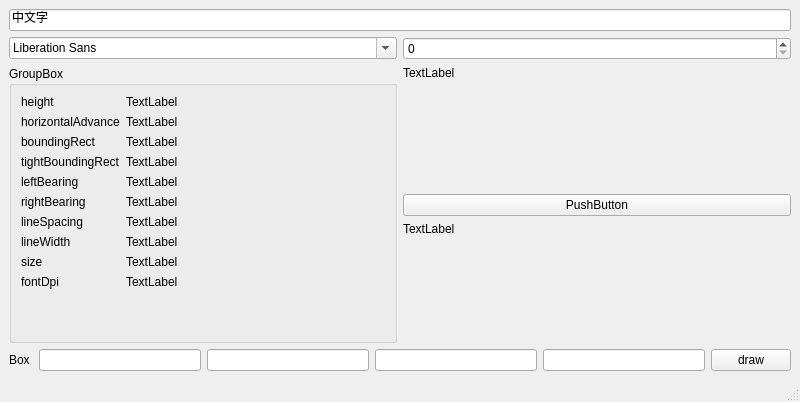
pablo-new17/sutra_picture, file MainWindow.ui: the form before one commit.
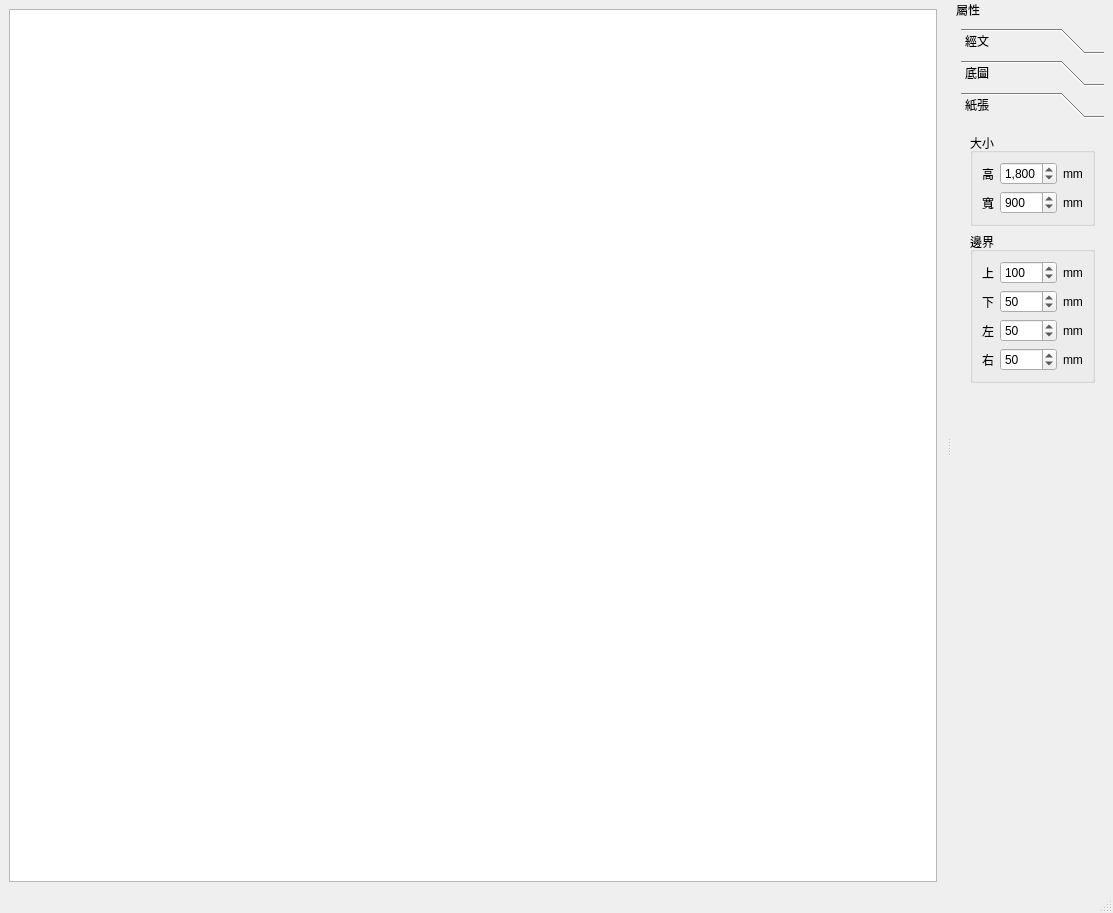
The form after the commit. The open tabs and pages were chosen to show the change. Custom widgets are drawn as their Qt base class.

```diff
--- a/MainWindow.ui
+++ b/MainWindow.ui
@@ -6,249 +6,17 @@
    <rect>
     <x>0</x>
     <y>0</y>
-    <width>800</width>
-    <height>402</height>
+    <width>1113</width>
+    <height>913</height>
    </rect>
   </property>
   <property name="windowTitle">
    <string>MainWindow</string>
   </property>
   <widget class="QWidget" name="centralwidget">
-   <layout class="QVBoxLayout" name="verticalLayout_2">
+   <layout class="QVBoxLayout" name="verticalLayout">
     <item>
-     <widget class="QLineEdit" name="lineEdit">
-      <property name="text">
-       <string>中文字</string>
-      </property>
-     </widget>
-    </item>
-    <item>
-     <layout class="QHBoxLayout" name="horizontalLayout_2">
-      <item>
-       <widget class="QFontComboBox" name="fontComboBox"/>
-      </item>
-      <item>
-       <widget class="QSpinBox" name="spinBox">
-        <property name="maximum">
-         <number>65535</number>
-        </property>
-       </widget>
-      </item>
-     </layout>
-    </item>
-    <item>
-     <layout class="QHBoxLayout" name="horizontalLayout">
-      <item>
-       <widget class="QGroupBox" name="groupBox">
-        <property name="title">
-         <string>GroupBox</string>
-        </property>
-        <layout class="QFormLayout" name="formLayout">
-         <item row="0" column="0">
-          <widget class="QLabel" name="label_10">
-           <property name="text">
-            <string>height</string>
-           </property>
-          </widget>
-         </item>
-         <item row="0" column="1">
-          <widget class="QLabel" name="height">
-           <property name="text">
-            <string>TextLabel</string>
-           </property>
-          </widget>
-         </item>
-         <item row="1" column="0">
-          <widget class="QLabel" name="label_13">
-           <property name="text">
-            <string>horizontalAdvance</string>
-           </property>
-          </widget>
-         </item>
-         <item row="1" column="1">
-          <widget class="QLabel" name="horizontalAdvance">
-           <property name="text">
-            <string>TextLabel</string>
-           </property>
-          </widget>
-         </item>
-         <item row="2" column="0">
-          <widget class="QLabel" name="label_2">
-           <property name="text">
-            <string>boundingRect</string>
-           </property>
-          </widget>
-         </item>
-         <item row="2" column="1">
-          <widget class="QLabel" name="boundingRect">
-           <property name="text">
-            <string>TextLabel</string>
-           </property>
-          </widget>
-         </item>
-         <item row="3" column="0">
-          <widget class="QLabel" name="label_23">
-           <property name="text">
-            <string>tightBoundingRect</string>
-           </property>
-          </widget>
-         </item>
-         <item row="3" column="1">
-          <widget class="QLabel" name="tightBoundingRect">
-           <property name="text">
-            <string>TextLabel</string>
-           </property>
-          </widget>
-         </item>
-         <item row="4" column="0">
-          <widget class="QLabel" name="label_15">
-           <property name="text">
-            <string>leftBearing</string>
-           </property>
-          </widget>
-         </item>
-         <item row="4" column="1">
-          <widget class="QLabel" name="leftBearing">
-           <property name="text">
-            <string>TextLabel</string>
-           </property>
-          </widget>
-         </item>
-         <item row="5" column="0">
-          <widget class="QLabel" name="label_30">
-           <property name="text">
-            <string>rightBearing</string>
-           </property>
-          </widget>
-         </item>
-         <item row="5" column="1">
-          <widget class="QLabel" name="rightBearing">
-           <property name="text">
-            <string>TextLabel</string>
-           </property>
-          </widget>
-         </item>
-         <item row="6" column="0">
-          <widget class="QLabel" name="label_16">
-           <property name="text">
-            <string>lineSpacing</string>
-           </property>
-          </widget>
-         </item>
-         <item row="6" column="1">
-          <widget class="QLabel" name="lineSpacing">
-           <property name="text">
-            <string>TextLabel</string>
-           </property>
-          </widget>
-         </item>
-         <item row="7" column="0">
-          <widget class="QLabel" name="label_21">
-           <property name="text">
-            <string>lineWidth</string>
-           </property>
-          </widget>
-         </item>
-         <item row="7" column="1">
-          <widget class="QLabel" name="lineWidth">
-           <property name="text">
-            <string>TextLabel</string>
-           </property>
-          </widget>
-         </item>
-         <item row="8" column="0">
-          <widget class="QLabel" name="label_33">
-           <property name="text">
-            <string>size</string>
-           </property>
-          </widget>
-         </item>
-         <item row="8" column="1">
-          <widget class="QLabel" name="size">
-           <property name="text">
-            <string>TextLabel</string>
-           </property>
-          </widget>
-         </item>
-         <item row="9" column="0">
-          <widget class="QLabel" name="label_9">
-           <property name="text">
-            <string>fontDpi</string>
-           </property>
-          </widget>
-         </item>
-         <item row="9" column="1">
-          <widget class="QLabel" name="fontDpi">
-           <property name="text">
-            <string>TextLabel</string>
-           </property>
-          </widget>
-         </item>
-        </layout>
-       </widget>
-      </item>
-      <item>
-       <layout class="QVBoxLayout" name="verticalLayout">
-        <item>
-         <widget class="PLable" name="Font">
-          <property name="text">
-           <string>TextLabel</string>
-          </property>
-          <property name="alignment">
-           <set>Qt::AlignLeading|Qt::AlignLeft|Qt::AlignTop</set>
-          </property>
-         </widget>
-        </item>
-        <item>
-         <widget class="QPushButton" name="pushButton">
-          <property name="text">
-           <string>PushButton</string>
-          </property>
-         </widget>
-        </item>
-        <item>
-         <widget class="QLabel" name="crop">
-          <property name="text">
-           <string>TextLabel</string>
-          </property>
-          <property name="alignment">
-           <set>Qt::AlignLeading|Qt::AlignLeft|Qt::AlignTop</set>
-          </property>
-         </widget>
-        </item>
-       </layout>
-      </item>
-     </layout>
-    </item>
-    <item>
-     <layout class="QHBoxLayout" name="horizontalLayout_3">
-      <item>
-       <widget class="QLabel" name="label_3">
-        <property name="text">
-         <string>Box </string>
-        </property>
-       </widget>
-      </item>
-      <item>
-       <widget class="QLineEdit" name="X"/>
-      </item>
-      <item>
-       <widget class="QLineEdit" name="Y"/>
-      </item>
-      <item>
-       <widget class="QLineEdit" name="W"/>
-      </item>
-      <item>
-       <widget class="QLineEdit" name="H"/>
-      </item>
-      <item>
-       <widget class="QPushButton" name="pushButton_2">
-        <property name="text">
-         <string>draw</string>
-        </property>
-       </widget>
-      </item>
-     </layout>
+     <widget class="QGraphicsView" name="graphicsView"/>
     </item>
    </layout>
   </widget>
@@ -263,14 +31,715 @@
    </property>
   </widget>
   <widget class="QStatusBar" name="statusbar"/>
+  <widget class="QDockWidget" name="dockWidget_Control">
+   <property name="floating">
+    <bool>false</bool>
+   </property>
+   <property name="features">
+    <set>QDockWidget::NoDockWidgetFeatures</set>
+   </property>
+   <property name="allowedAreas">
+    <set>Qt::RightDockWidgetArea</set>
+   </property>
+   <property name="windowTitle">
+    <string>屬性</string>
+   </property>
+   <attribute name="dockWidgetArea">
+    <number>2</number>
+   </attribute>
+   <widget class="QWidget" name="dockWidgetContents">
+    <layout class="QVBoxLayout" name="verticalLayout_2">
+     <item>
+      <widget class="QToolBox" name="toolBox">
+       <property name="currentIndex">
+        <number>0</number>
+       </property>
+       <widget class="QWidget" name="page_Sutra">
+        <property name="geometry">
+         <rect>
+          <x>0</x>
+          <y>0</y>
+          <width>315</width>
+          <height>726</height>
+         </rect>
+        </property>
+        <attribute name="label">
+         <string>經文</string>
+        </attribute>
+        <layout class="QVBoxLayout" name="verticalLayout_5">
+         <item>
+          <widget class="QGroupBox" name="groupBox_4">
+           <property name="title">
+            <string>內容</string>
+           </property>
+           <layout class="QFormLayout" name="formLayout">
+            <item row="0" column="0">
+             <widget class="QLabel" name="label_18">
+              <property name="text">
+               <string>經文</string>
+              </property>
+             </widget>
+            </item>
+            <item row="0" column="1">
+             <layout class="QHBoxLayout" name="horizontalLayout_2">
+              <item>
+               <widget class="QLineEdit" name="lineEdit_Sutra">
+                <property name="text">
+                 <string/>
+                </property>
+               </widget>
+              </item>
+              <item>
+               <widget class="QPushButton" name="pushButton_Sutra_File">
+                <property name="sizePolicy">
+                 <sizepolicy hsizetype="Maximum" vsizetype="Fixed">
+                  <horstretch>0</horstretch>
+                  <verstretch>0</verstretch>
+                 </sizepolicy>
+                </property>
+                <property name="maximumSize">
+                 <size>
+                  <width>24</width>
+                  <height>16777215</height>
+                 </size>
+                </property>
+                <property name="text">
+                 <string>...</string>
+                </property>
+               </widget>
+              </item>
+             </layout>
+            </item>
+           </layout>
+          </widget>
+         </item>
+         <item>
+          <widget class="QGroupBox" name="groupBox_Background_Text_2">
+           <property name="title">
+            <string>字體</string>
+           </property>
+           <layout class="QFormLayout" name="formLayout_4">
+            <item row="0" column="0">
+             <widget class="QLabel" name="label_19">
+              <property name="text">
+               <string>字型</string>
+              </property>
+             </widget>
+            </item>
+            <item row="0" column="1">
+             <widget class="QFontComboBox" name="fontComboBox_Sutra"/>
+            </item>
+            <item row="1" column="0">
+             <widget class="QLabel" name="label_20">
+              <property name="text">
+               <string>大小</string>
+              </property>
+             </widget>
+            </item>
+            <item row="1" column="1">
+             <widget class="QSpinBox" name="spinBox_Sutra_Font">
+              <property name="minimum">
+               <number>14</number>
+              </property>
+              <property name="maximum">
+               <number>999</number>
+              </property>
+             </widget>
+            </item>
+            <item row="2" column="0">
+             <widget class="QLabel" name="label_21">
+              <property name="text">
+               <string>間隔</string>
+              </property>
+             </widget>
+            </item>
+            <item row="2" column="1">
+             <widget class="QSlider" name="horizontalSlider_Sutra_FontSpace">
+              <property name="minimum">
+               <number>-500</number>
+              </property>
+              <property name="maximum">
+               <number>500</number>
+              </property>
+              <property name="orientation">
+               <enum>Qt::Horizontal</enum>
+              </property>
+             </widget>
+            </item>
+            <item row="3" column="0">
+             <widget class="QLabel" name="label_23">
+              <property name="text">
+               <string>行距</string>
+              </property>
+             </widget>
+            </item>
+            <item row="3" column="1">
+             <widget class="QSlider" name="horizontalSlider_Sutra_FontDistance">
+              <property name="minimum">
+               <number>-100</number>
+              </property>
+              <property name="maximum">
+               <number>100</number>
+              </property>
+              <property name="orientation">
+               <enum>Qt::Horizontal</enum>
+              </property>
+             </widget>
+            </item>
+           </layout>
+          </widget>
+         </item>
+         <item>
+          <widget class="QGroupBox" name="groupBox_Background_Picture_2">
+           <property name="title">
+            <string>排版</string>
+           </property>
+           <layout class="QFormLayout" name="formLayout_5">
+            <item row="0" column="0">
+             <widget class="QLabel" name="label_22">
+              <property name="text">
+               <string>重疊率</string>
+              </property>
+             </widget>
+            </item>
+            <item row="0" column="1">
+             <widget class="QSlider" name="horizontalSlider_Sutra_overlap">
+              <property name="minimum">
+               <number>0</number>
+              </property>
+              <property name="maximum">
+               <number>100</number>
+              </property>
+              <property name="orientation">
+               <enum>Qt::Horizontal</enum>
+              </property>
+             </widget>
+            </item>
+            <item row="1" column="0">
+             <widget class="QCheckBox" name="checkBox">
+              <property name="text">
+               <string>完稿</string>
+              </property>
+             </widget>
+            </item>
+           </layout>
+          </widget>
+         </item>
+         <item>
+          <widget class="QLabel" name="label_test">
+           <property name="sizePolicy">
+            <sizepolicy hsizetype="Preferred" vsizetype="Minimum">
+             <horstretch>0</horstretch>
+             <verstretch>0</verstretch>
+            </sizepolicy>
+           </property>
+           <property name="minimumSize">
+            <size>
+             <width>0</width>
+             <height>300</height>
+            </size>
+           </property>
+           <property name="text">
+            <string>TextLabel</string>
+           </property>
+          </widget>
+         </item>
+         <item>
+          <spacer name="verticalSpacer_3">
+           <property name="orientation">
+            <enum>Qt::Vertical</enum>
+           </property>
+           <property name="sizeHint" stdset="0">
+            <size>
+             <width>20</width>
+             <height>403</height>
+            </size>
+           </property>
+          </spacer>
+         </item>
+        </layout>
+       </widget>
+       <widget class="QWidget" name="page_Background">
+        <property name="geometry">
+         <rect>
+          <x>0</x>
+          <y>0</y>
+          <width>315</width>
+          <height>726</height>
+         </rect>
+        </property>
+        <attribute name="label">
+         <string>底圖</string>
+        </attribute>
+        <layout class="QVBoxLayout" name="verticalLayout_6">
+         <item>
+          <widget class="QGroupBox" name="groupBox_3">
+           <property name="title">
+            <string>種類與內容</string>
+           </property>
+           <layout class="QVBoxLayout" name="verticalLayout_3">
+            <item>
+             <widget class="QRadioButton" name="radioButton_Background_Text">
+              <property name="sizePolicy">
+               <sizepolicy hsizetype="Preferred" vsizetype="Preferred">
+                <horstretch>0</horstretch>
+                <verstretch>0</verstretch>
+               </sizepolicy>
+              </property>
+              <property name="text">
+               <string>文字</string>
+              </property>
+              <property name="checked">
+               <bool>true</bool>
+              </property>
+             </widget>
+            </item>
+            <item>
+             <widget class="QRadioButton" name="radioButton_Background_Picture">
+              <property name="sizePolicy">
+               <sizepolicy hsizetype="Preferred" vsizetype="Preferred">
+                <horstretch>0</horstretch>
+                <verstretch>0</verstretch>
+               </sizepolicy>
+              </property>
+              <property name="text">
+               <string>圖片</string>
+              </property>
+             </widget>
+            </item>
+           </layout>
+          </widget>
+         </item>
+         <item>
+          <widget class="QGroupBox" name="groupBox_Background_Text">
+           <property name="title">
+            <string>文字模式</string>
+           </property>
+           <layout class="QFormLayout" name="formLayout_2">
+            <item row="0" column="0">
+             <widget class="QLabel" name="label_Background_2">
+              <property name="text">
+               <string>文字</string>
+              </property>
+             </widget>
+            </item>
+            <item row="0" column="1">
+             <widget class="QLineEdit" name="lineEdit_Background_Text">
+              <property name="text">
+               <string/>
+              </property>
+              <property name="placeholderText">
+               <string>例如：南無阿彌陀佛</string>
+              </property>
+             </widget>
+            </item>
+            <item row="1" column="0">
+             <widget class="QLabel" name="label_16">
+              <property name="text">
+               <string>字型</string>
+              </property>
+             </widget>
+            </item>
+            <item row="1" column="1">
+             <widget class="QFontComboBox" name="fontComboBox"/>
+            </item>
+            <item row="2" column="0">
+             <widget class="QLabel" name="label_17">
+              <property name="text">
+               <string>大小</string>
+              </property>
+             </widget>
+            </item>
+            <item row="2" column="1">
+             <widget class="QSpinBox" name="spinBox">
+              <property name="minimum">
+               <number>14</number>
+              </property>
+              <property name="maximum">
+               <number>999</number>
+              </property>
+             </widget>
+            </item>
+            <item row="3" column="0">
+             <widget class="QLabel" name="label_15">
+              <property name="text">
+               <string>兼距</string>
+              </property>
+             </widget>
+            </item>
+            <item row="3" column="1">
+             <widget class="QSlider" name="horizontalSlider_Font_Space">
+              <property name="minimum">
+               <number>-500</number>
+              </property>
+              <property name="maximum">
+               <number>500</number>
+              </property>
+              <property name="orientation">
+               <enum>Qt::Horizontal</enum>
+              </property>
+             </widget>
+            </item>
+           </layout>
+          </widget>
+         </item>
+         <item>
+          <widget class="QGroupBox" name="groupBox_Background_Picture">
+           <property name="title">
+            <string>圖片模式</string>
+           </property>
+           <layout class="QFormLayout" name="formLayout_3">
+            <item row="0" column="0">
+             <widget class="QLabel" name="label_Background">
+              <property name="text">
+               <string>圖片</string>
+              </property>
+             </widget>
+            </item>
+            <item row="0" column="1">
+             <layout class="QHBoxLayout" name="horizontalLayout">
+              <item>
+               <widget class="QLineEdit" name="lineEdit_Background">
+                <property name="text">
+                 <string/>
+                </property>
+               </widget>
+              </item>
+              <item>
+               <widget class="QPushButton" name="pushButton_Background_File">
+                <property name="sizePolicy">
+                 <sizepolicy hsizetype="Maximum" vsizetype="Fixed">
+                  <horstretch>0</horstretch>
+                  <verstretch>0</verstretch>
+                 </sizepolicy>
+                </property>
+                <property name="maximumSize">
+                 <size>
+                  <width>24</width>
+                  <height>16777215</height>
+                 </size>
+                </property>
+                <property name="text">
+                 <string>...</string>
+                </property>
+               </widget>
+              </item>
+             </layout>
+            </item>
+            <item row="1" column="1">
+             <widget class="QSlider" name="horizontalSlider_Background_Size">
+              <property name="minimum">
+               <number>0</number>
+              </property>
+              <property name="maximum">
+               <number>100</number>
+              </property>
+              <property name="orientation">
+               <enum>Qt::Horizontal</enum>
+              </property>
+             </widget>
+            </item>
+            <item row="1" column="0">
+             <widget class="QLabel" name="label_13">
+              <property name="text">
+               <string>大小</string>
+              </property>
+             </widget>
+            </item>
+            <item row="2" column="1">
+             <widget class="QSlider" name="horizontalSlider_Background_Threadhold">
+              <property name="maximum">
+               <number>255</number>
+              </property>
+              <property name="value">
+               <number>127</number>
+              </property>
+              <property name="orientation">
+               <enum>Qt::Horizontal</enum>
+              </property>
+             </widget>
+            </item>
+            <item row="2" column="0">
+             <widget class="QLabel" name="label_14">
+              <property name="text">
+               <string>二元化</string>
+              </property>
+             </widget>
+            </item>
+           </layout>
+          </widget>
+         </item>
+         <item>
+          <spacer name="verticalSpacer_2">
+           <property name="orientation">
+            <enum>Qt::Vertical</enum>
+           </property>
+           <property name="sizeHint" stdset="0">
+            <size>
+             <width>20</width>
+             <height>40</height>
+            </size>
+           </property>
+          </spacer>
+         </item>
+        </layout>
+       </widget>
+       <widget class="QWidget" name="page_PaperSize">
+        <property name="geometry">
+         <rect>
+          <x>0</x>
+          <y>0</y>
+          <width>157</width>
+          <height>726</height>
+         </rect>
+        </property>
+        <attribute name="label">
+         <string>紙張</string>
+        </attribute>
+        <layout class="QVBoxLayout" name="verticalLayout_4">
+         <item>
+          <widget class="QGroupBox" name="groupBox">
+           <property name="title">
+            <string>大小</string>
+           </property>
+           <layout class="QGridLayout" name="gridLayout">
+            <item row="0" column="2">
+             <widget class="QLabel" name="label_3">
+              <property name="text">
+               <string>mm</string>
+              </property>
+             </widget>
+            </item>
+            <item row="1" column="1">
+             <widget class="QSpinBox" name="spinBox_Paper_Width">
+              <property name="sizePolicy">
+               <sizepolicy hsizetype="Expanding" vsizetype="Fixed">
+                <horstretch>0</horstretch>
+                <verstretch>0</verstretch>
+               </sizepolicy>
+              </property>
+              <property name="showGroupSeparator" stdset="0">
+               <bool>true</bool>
+              </property>
+              <property name="maximum">
+               <number>3600</number>
+              </property>
+              <property name="value">
+               <number>900</number>
+              </property>
+             </widget>
+            </item>
+            <item row="0" column="1">
+             <widget class="QSpinBox" name="spinBox_Paper_Heigth">
+              <property name="sizePolicy">
+               <sizepolicy hsizetype="Expanding" vsizetype="Fixed">
+                <horstretch>0</horstretch>
+                <verstretch>0</verstretch>
+               </sizepolicy>
+              </property>
+              <property name="buttonSymbols">
+               <enum>QAbstractSpinBox::UpDownArrows</enum>
+              </property>
+              <property name="accelerated">
+               <bool>false</bool>
+              </property>
+              <property name="showGroupSeparator" stdset="0">
+               <bool>true</bool>
+              </property>
+              <property name="maximum">
+               <number>3600</number>
+              </property>
+              <property name="value">
+               <number>1800</number>
+              </property>
+             </widget>
+            </item>
+            <item row="1" column="0">
+             <widget class="QLabel" name="label_2">
+              <property name="text">
+               <string>寬</string>
+              </property>
+             </widget>
+            </item>
+            <item row="1" column="2">
+             <widget class="QLabel" name="label_4">
+              <property name="text">
+               <string>mm</string>
+              </property>
+             </widget>
+            </item>
+            <item row="0" column="0">
+             <widget class="QLabel" name="label">
+              <property name="text">
+               <string>高</string>
+              </property>
+             </widget>
+            </item>
+           </layout>
+          </widget>
+         </item>
+         <item>
+          <widget class="QGroupBox" name="groupBox_2">
+           <property name="title">
+            <string>邊界</string>
+           </property>
+           <layout class="QGridLayout" name="gridLayout_2">
+            <item row="0" column="0">
+             <widget class="QLabel" name="label_7">
+              <property name="text">
+               <string>上</string>
+              </property>
+             </widget>
+            </item>
+            <item row="0" column="1">
+             <widget class="QSpinBox" name="spinBox_Board_Top">
+              <property name="sizePolicy">
+               <sizepolicy hsizetype="Expanding" vsizetype="Fixed">
+                <horstretch>0</horstretch>
+                <verstretch>0</verstretch>
+               </sizepolicy>
+              </property>
+              <property name="showGroupSeparator" stdset="0">
+               <bool>true</bool>
+              </property>
+              <property name="maximum">
+               <number>3600</number>
+              </property>
+              <property name="value">
+               <number>100</number>
+              </property>
+             </widget>
+            </item>
+            <item row="0" column="2">
+             <widget class="QLabel" name="label_8">
+              <property name="text">
+               <string>mm</string>
+              </property>
+             </widget>
+            </item>
+            <item row="1" column="0">
+             <widget class="QLabel" name="label_6">
+              <property name="text">
+               <string>下</string>
+              </property>
+             </widget>
+            </item>
+            <item row="1" column="1">
+             <widget class="QSpinBox" name="spinBox_Board_Bottom">
+              <property name="sizePolicy">
+               <sizepolicy hsizetype="Expanding" vsizetype="Fixed">
+                <horstretch>0</horstretch>
+                <verstretch>0</verstretch>
+               </sizepolicy>
+              </property>
+              <property name="showGroupSeparator" stdset="0">
+               <bool>true</bool>
+              </property>
+              <property name="maximum">
+               <number>3600</number>
+              </property>
+              <property name="value">
+               <number>50</number>
+              </property>
+             </widget>
+            </item>
+            <item row="1" column="2">
+             <widget class="QLabel" name="label_5">
+              <property name="text">
+               <string>mm</string>
+              </property>
+             </widget>
+            </item>
+            <item row="2" column="0">
+             <widget class="QLabel" name="label_11">
+              <property name="text">
+               <string>左</string>
+              </property>
+             </widget>
+            </item>
+            <item row="2" column="1">
+             <widget class="QSpinBox" name="spinBox_Board_Left">
+              <property name="sizePolicy">
+               <sizepolicy hsizetype="Expanding" vsizetype="Fixed">
+                <horstretch>0</horstretch>
+                <verstretch>0</verstretch>
+               </sizepolicy>
+              </property>
+              <property name="showGroupSeparator" stdset="0">
+               <bool>true</bool>
+              </property>
+              <property name="maximum">
+               <number>3600</number>
+              </property>
+              <property name="value">
+               <number>50</number>
+              </property>
+             </widget>
+            </item>
+            <item row="2" column="2">
+             <widget class="QLabel" name="label_12">
+              <property name="text">
+               <string>mm</string>
+              </property>
+             </widget>
+            </item>
+            <item row="3" column="0">
+             <widget class="QLabel" name="label_10">
+              <property name="text">
+               <string>右</string>
+              </property>
+             </widget>
+            </item>
+            <item row="3" column="1">
+             <widget class="QSpinBox" name="spinBox_Board_Right">
+              <property name="sizePolicy">
+               <sizepolicy hsizetype="Expanding" vsizetype="Fixed">
+                <horstretch>0</horstretch>
+                <verstretch>0</verstretch>
+               </sizepolicy>
+              </property>
+              <property name="showGroupSeparator" stdset="0">
+               <bool>true</bool>
+              </property>
+              <property name="maximum">
+               <number>3600</number>
+              </property>
+              <property name="value">
+               <number>50</number>
+              </property>
+             </widget>
+            </item>
+            <item row="3" column="2">
+             <widget class="QLabel" name="label_9">
+              <property name="text">
+               <string>mm</string>
+              </property>
+             </widget>
+            </item>
+           </layout>
+          </widget>
+         </item>
+         <item>
+          <spacer name="verticalSpacer">
+           <property name="orientation">
+            <enum>Qt::Vertical</enum>
+           </property>
+           <property name="sizeHint" stdset="0">
+            <size>
+             <width>20</width>
+             <height>40</height>
+            </size>
+           </property>
+          </spacer>
+         </item>
+        </layout>
+       </widget>
+      </widget>
+     </item>
+    </layout>
+   </widget>
+  </widget>
  </widget>
- <customwidgets>
-  <customwidget>
-   <class>PLable</class>
-   <extends>QLabel</extends>
-   <header>PLable.h</header>
-  </customwidget>
- </customwidgets>
  <resources/>
  <connections/>
 </ui>
```
Left out of the diff: 2 changed lines with no effect on the pictures.
